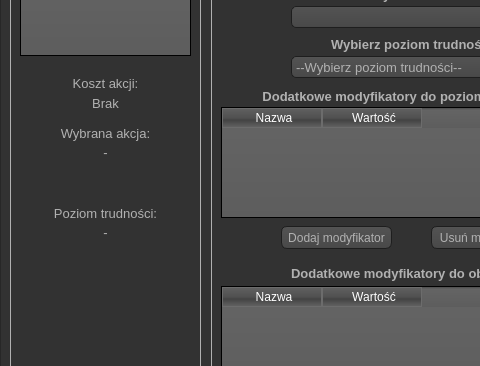
Above: calculator.ui from KJarzyna/OmniMGIII before the change; both pictures show x 0 to 480 and y 193 to 559 of the 983 by 676 pixel window. Below: the same form after it.
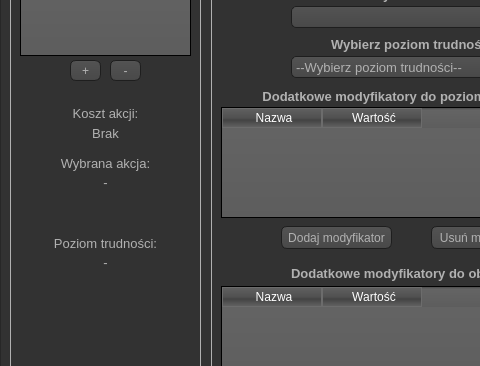
That is the form after the change. Icons and pictures are not drawn.

```diff
--- a/calculator.ui
+++ b/calculator.ui
@@ -1248,7 +1248,7 @@
     <property name="geometry">
      <rect>
       <x>60</x>
-      <y>200</y>
+      <y>230</y>
       <width>71</width>
       <height>16</height>
      </rect>
@@ -1269,7 +1269,7 @@
     <property name="geometry">
      <rect>
       <x>60</x>
-      <y>220</y>
+      <y>250</y>
       <width>71</width>
       <height>16</height>
      </rect>
@@ -1290,7 +1290,7 @@
     <property name="geometry">
      <rect>
       <x>50</x>
-      <y>250</y>
+      <y>280</y>
       <width>91</width>
       <height>16</height>
      </rect>
@@ -1311,7 +1311,7 @@
     <property name="geometry">
      <rect>
       <x>10</x>
-      <y>270</y>
+      <y>300</y>
       <width>171</width>
       <height>51</height>
      </rect>
@@ -1335,7 +1335,7 @@
     <property name="geometry">
      <rect>
       <x>40</x>
-      <y>330</y>
+      <y>360</y>
       <width>111</width>
       <height>16</height>
      </rect>
@@ -1356,7 +1356,7 @@
     <property name="geometry">
      <rect>
       <x>10</x>
-      <y>350</y>
+      <y>380</y>
       <width>171</width>
       <height>51</height>
      </rect>
@@ -1376,6 +1376,32 @@
      <bool>true</bool>
     </property>
    </widget>
+   <widget class="QPushButton" name="pushButton_deleteEffect">
+    <property name="geometry">
+     <rect>
+      <x>100</x>
+      <y>185</y>
+      <width>31</width>
+      <height>21</height>
+     </rect>
+    </property>
+    <property name="text">
+     <string>-</string>
+    </property>
+   </widget>
+   <widget class="QPushButton" name="pushButton_addEffect">
+    <property name="geometry">
+     <rect>
+      <x>60</x>
+      <y>185</y>
+      <width>31</width>
+      <height>21</height>
+     </rect>
+    </property>
+    <property name="text">
+     <string>+</string>
+    </property>
+   </widget>
   </widget>
  </widget>
  <resources/>
```
